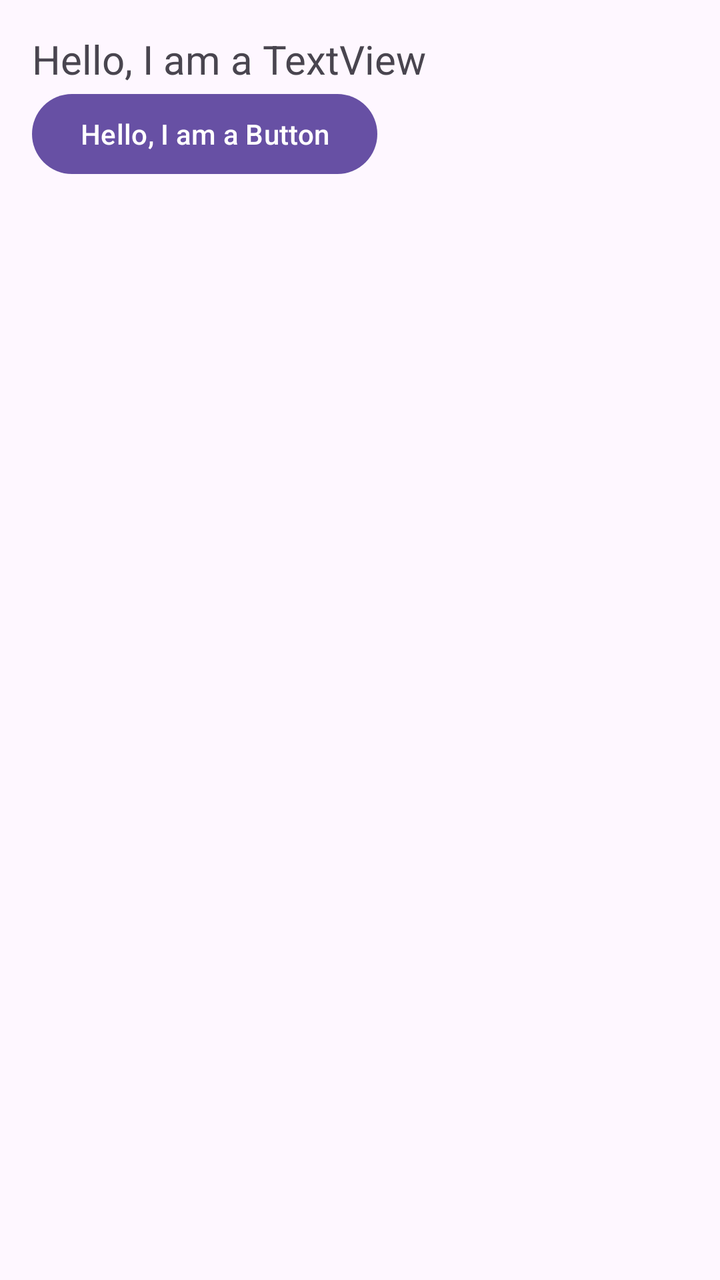
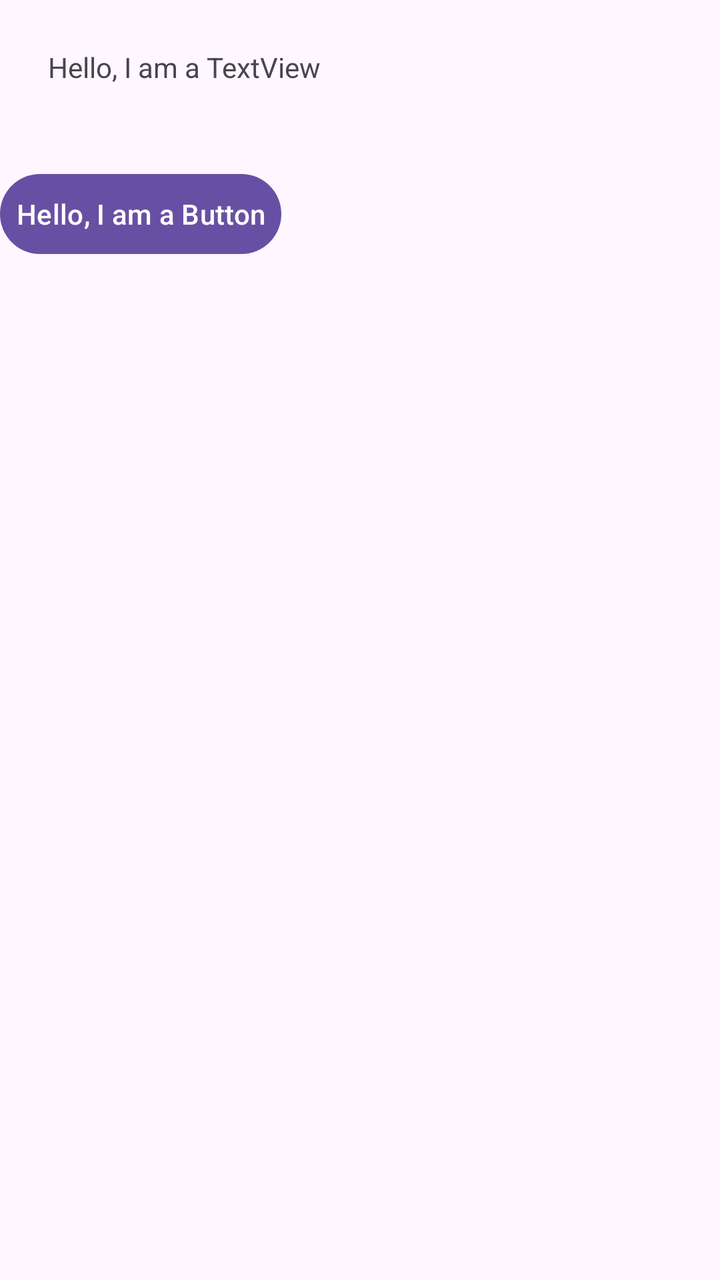

Compare the two renders of this Android layout. The source of the first and the diff that turns it into the second are given below.
<!-- AndroidManifest.xml: application theme Theme.LayoutTutorial -->
<!-- res/layout/activity_main.xml -->
<?xml version="1.0" encoding="utf-8"?>
<LinearLayout xmlns:android="http://schemas.android.com/apk/res/android"
    android:layout_width="match_parent"
    android:layout_height="match_parent"
    android:orientation="vertical"
    android:padding="16dp">
    <TextView
        android:id="@+id/text"
        android:layout_width="wrap_content"
        android:layout_height="wrap_content"
        android:text="Hello, I am a TextView"
        android:textSize="20sp" />
    <Button
        android:id="@+id/button"
        android:layout_width="wrap_content"
        android:layout_height="wrap_content"
        android:text="Hello, I am a Button" />
</LinearLayout>
<!-- resources referenced by this layout -->
<resources>
  <style name="Theme.LayoutTutorial" parent="Base.Theme.LayoutTutorial" />
  <style name="Base.Theme.LayoutTutorial" parent="Theme.Material3.DayNight.NoActionBar">
          
          
      </style>
</resources>

<!-- the commit's change to res/layout/activity_main.xml (unified diff, before → after) -->
@@ -2,17 +2,20 @@
 <LinearLayout xmlns:android="http://schemas.android.com/apk/res/android"
     android:layout_width="match_parent"
     android:layout_height="match_parent"
-    android:orientation="vertical"
-    android:padding="16dp">
-    <TextView
-        android:id="@+id/text"
+    android:orientation="vertical" >
+    <TextView android:id="@+id/text"
         android:layout_width="wrap_content"
         android:layout_height="wrap_content"
-        android:text="Hello, I am a TextView"
-        android:textSize="20sp" />
-    <Button
-        android:id="@+id/button"
+        android:layout_margin="16dp"
+        android:padding="8dp"
+        android:text="Hello, I am a TextView" />
+    <Button android:id="@+id/button"
         android:layout_width="wrap_content"
         android:layout_height="wrap_content"
+        android:layout_marginTop="16dp"
+        android:paddingBottom="4dp"
+        android:paddingEnd="8dp"
+        android:paddingStart="8dp"
+        android:paddingTop="4dp"
         android:text="Hello, I am a Button" />
 </LinearLayout>
